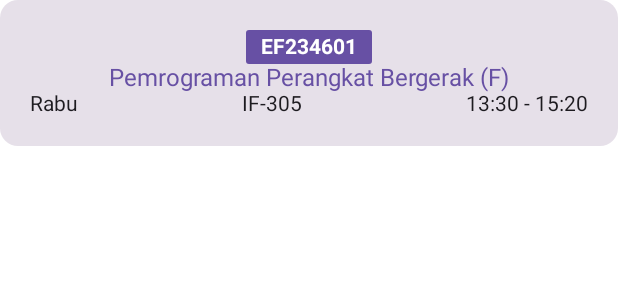
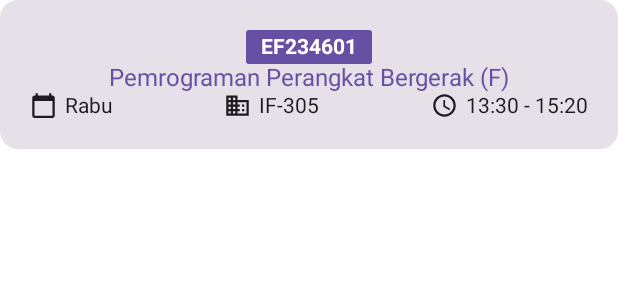
Before and after one commit to silabanjames/ppb-ets, an Android app built with Jetpack Compose: the @Preview function SubjectCardPreview, on a phone screen of 412 x 824 dp. Shown: the top 300 px of the screen. Run offline under Robolectric (Android 15) with nearby library versions, the phone set to English and light mode, and no system bars.

Commit message:
Add Card Subject's Icons and Text

```diff
--- a/app/src/main/java/com/example/ppbets/ui/components/dashboard/SubjectCard.kt
+++ b/app/src/main/java/com/example/ppbets/ui/components/dashboard/SubjectCard.kt
@@ -1,19 +1,25 @@
 package com.example.ppbets.ui.components.dashboard
 
 import androidx.compose.foundation.background
-import androidx.compose.foundation.layout.Box
 import androidx.compose.foundation.layout.Column
 import androidx.compose.foundation.layout.Row
 import androidx.compose.foundation.layout.Spacer
 import androidx.compose.foundation.layout.padding
+import androidx.compose.foundation.layout.size
 import androidx.compose.foundation.shape.RoundedCornerShape
+import androidx.compose.material.icons.Icons
+import androidx.compose.material.icons.filled.CalendarToday
+import androidx.compose.material.icons.filled.Domain
+import androidx.compose.material.icons.filled.Schedule
 import androidx.compose.material3.Card
+import androidx.compose.material3.Icon
 import androidx.compose.material3.MaterialTheme
 import androidx.compose.material3.Text
 import androidx.compose.runtime.Composable
 import androidx.compose.ui.Alignment
 import androidx.compose.ui.Modifier
 import androidx.compose.ui.graphics.Color
+import androidx.compose.ui.graphics.vector.ImageVector
 import androidx.compose.ui.text.font.FontWeight
 import androidx.compose.ui.tooling.preview.Preview
 import androidx.compose.ui.unit.dp
@@ -49,11 +55,12 @@ fun SubjectCard() {
                 modifier = Modifier,
             )
             Row {
-                Text(text = "Rabu")
+//                Text(text = "Rabu")
+                InformationClass(icon = Icons.Default.CalendarToday, description = "Rabu")
                 Spacer(modifier = Modifier.weight(1f))
-                Text(text = "IF-305")
+                InformationClass(icon = Icons.Default.Domain, description = "IF-305")
                 Spacer(modifier = Modifier.weight(1f))
-                Text(text = "13:30 - 15:20")
+                InformationClass(icon = Icons.Default.Schedule, description = "13:30 - 15:20")
             }
         }
     }
@@ -61,9 +68,22 @@ fun SubjectCard() {
 
 @Composable
 fun InformationClass(
-    @Draw
+    icon: ImageVector,
+    description: String
 ) {
-
+    Row(
+        verticalAlignment = Alignment.CenterVertically
+    ) {
+        Icon(
+            imageVector = icon,
+            contentDescription = null,
+            modifier = Modifier.size(18.dp)
+        )
+        Text(
+            text = description,
+            modifier = Modifier.padding(start=5.dp)
+        )
+    }
 }
 
 @Preview(
```
